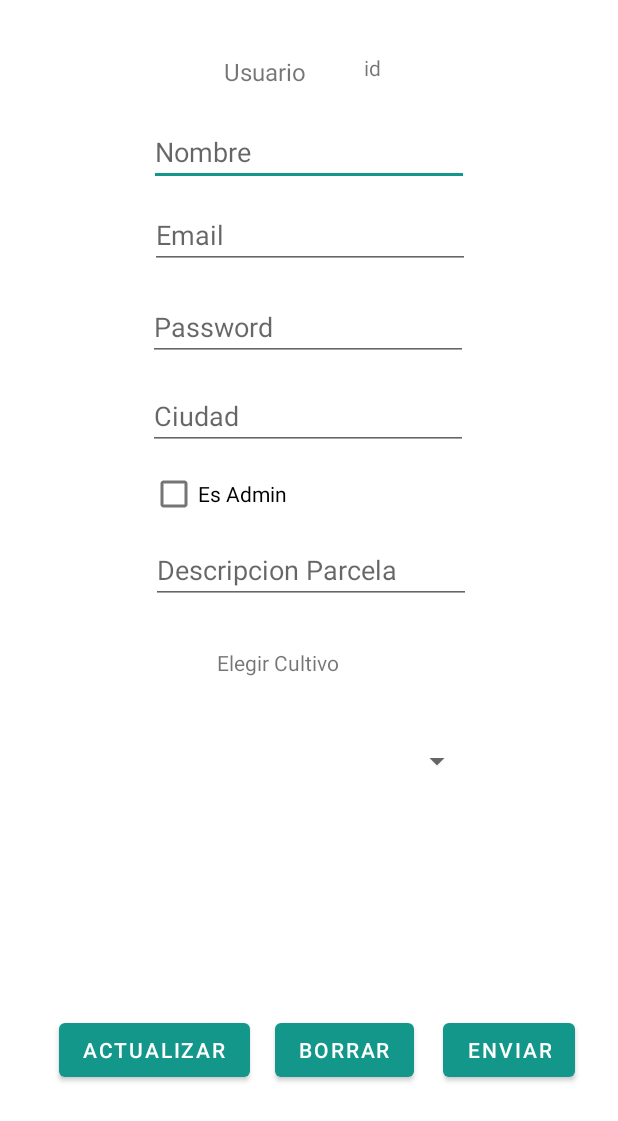
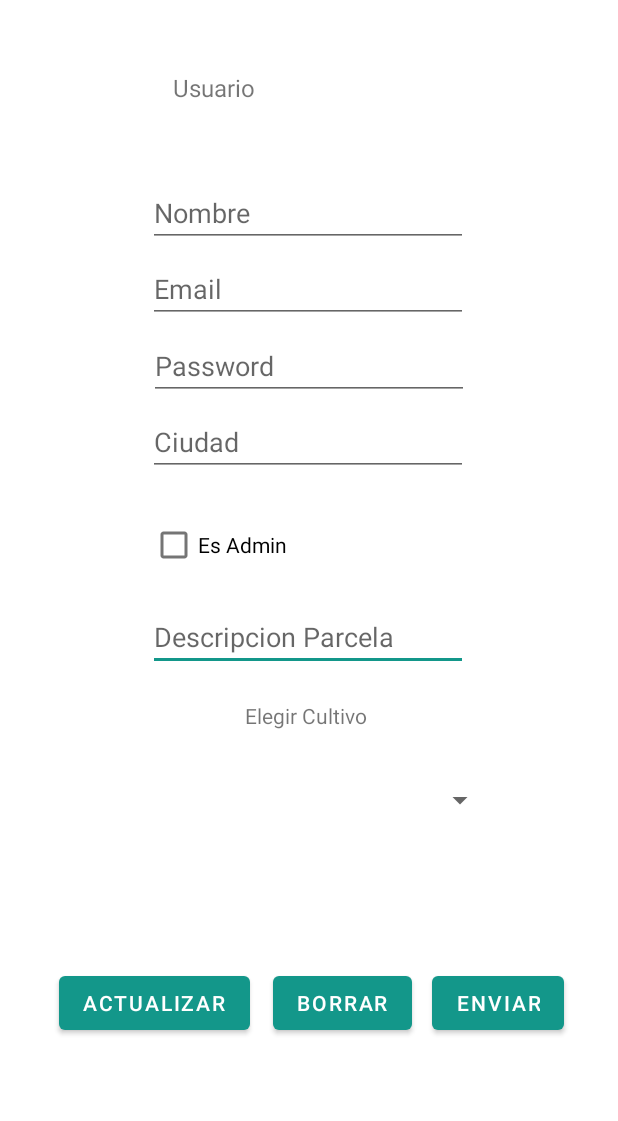
Before and after one commit to AlexTeper99/ReeGoAndroid, an Android app: the layout fragment_single_user.xml on its own in the app's theme, with its tools: preview values and no code run, on a phone screen of 412 x 824 dp. Shown: the top 1121 px of the screen. Run offline under Robolectric (Android 15) with nearby library versions, the phone set to English and light mode, and no system bars.

Commit message:
user fragment fixes

```diff
--- a/app/src/main/java/com/example/reegoandroid/fragments/SingleUserFragment.kt
+++ b/app/src/main/java/com/example/reegoandroid/fragments/SingleUserFragment.kt
@@ -88,6 +88,8 @@ class SingleUserFragment : Fragment() {
         txtEmail.text     = userEmail
         txtPassword.text  = userPass
         txtCity.text      = plotCity
+
+//        txtIsAdmin.isVisible = false
         txtIsAdmin.isChecked = userIsAdmin
 
         txtPlotDesc.text = userPlotDesc
@@ -114,9 +116,9 @@ class SingleUserFragment : Fragment() {
             var userEmail   = txtEmail.text.toString()
             var userPass    = txtPassword.text.toString()
             var userIsAdmin = txtIsAdmin.isChecked
+            //var userIsAdmin = false
             var plotCity    = txtCity.text.toString()
             var plotDesc    = txtPlotDesc.text.toString()
-            // var cropType    = txtAutocompleteCropType.text.toString()
             var cropType    = cropSpinner.selectedItem.toString()
 
             singleUserViewModel.createUser(
@@ -139,6 +141,7 @@ class SingleUserFragment : Fragment() {
             var userEmail   = txtEmail.text.toString()
             var userPass    = txtPassword.text.toString()
             var userIsAdmin = txtIsAdmin.isChecked
+//            var userIsAdmin = true
             var plotCity    = txtCity.text.toString()
             var plotDesc    = txtPlotDesc.text.toString()
             var cropType    = cropSpinner.selectedItem.toString()
--- a/app/src/main/res/layout/activity_main.xml
+++ b/app/src/main/res/layout/activity_main.xml
@@ -27,7 +27,7 @@
     <com.google.android.material.bottomnavigation.BottomNavigationView
         android:id="@+id/bottomNav"
         android:layout_width="410dp"
-        android:layout_height="87dp"
+        android:layout_height="60dp"
         app:layout_constraintBottom_toBottomOf="parent"
         app:layout_constraintEnd_toEndOf="parent"
         app:layout_constraintStart_toStartOf="parent"
--- a/app/src/main/res/layout/fragment_single_user.xml
+++ b/app/src/main/res/layout/fragment_single_user.xml
@@ -7,22 +7,68 @@
     android:layout_height="match_parent"
     tools:context=".fragments.SingleUserFragment">
 
+    <Button
+        android:id="@+id/createNewUserBtn"
+        android:layout_width="wrap_content"
+        android:layout_height="wrap_content"
+        android:text="Enviar"
+        app:layout_constraintBottom_toBottomOf="parent"
+        app:layout_constraintEnd_toEndOf="parent"
+        app:layout_constraintHorizontal_bias="0.888"
+        app:layout_constraintStart_toStartOf="parent"
+        app:layout_constraintTop_toTopOf="parent"
+        app:layout_constraintVertical_bias="0.831" />
+
+    <Button
+        android:id="@+id/updateUserBtn"
+        android:layout_width="wrap_content"
+        android:layout_height="wrap_content"
+        android:text="Actualizar"
+        app:layout_constraintBottom_toBottomOf="parent"
+        app:layout_constraintEnd_toEndOf="parent"
+        app:layout_constraintHorizontal_bias="0.138"
+        app:layout_constraintStart_toStartOf="parent"
+        app:layout_constraintTop_toTopOf="parent"
+        app:layout_constraintVertical_bias="0.831" />
+
+    <Button
+        android:id="@+id/deleteUserBtn"
+        android:layout_width="wrap_content"
+        android:layout_height="wrap_content"
+        android:text="Borrar"
+        app:layout_constraintBottom_toBottomOf="parent"
+        app:layout_constraintEnd_toEndOf="parent"
+        app:layout_constraintHorizontal_bias="0.57"
+        app:layout_constraintStart_toStartOf="parent"
+        app:layout_constraintTop_toTopOf="parent"
+        app:layout_constraintVertical_bias="0.831" />
+
     <TextView
         android:id="@+id/txtSingleUserTitle"
-        android:layout_width="wrap_content"
-        android:layout_height="22dp"
-        android:layout_marginStart="147dp"
-        android:layout_marginTop="32dp"
-        android:layout_marginEnd="147dp"
-        android:layout_marginBottom="16dp"
+        android:layout_width="87dp"
+        android:layout_height="25dp"
         android:text="Usuario"
         android:textSize="16sp"
-        app:layout_constraintBottom_toTopOf="@+id/editTextUserName"
+        app:layout_constraintBottom_toBottomOf="parent"
         app:layout_constraintEnd_toEndOf="parent"
-        app:layout_constraintHorizontal_bias="0.031"
+        app:layout_constraintHorizontal_bias="0.355"
         app:layout_constraintStart_toStartOf="parent"
         app:layout_constraintTop_toTopOf="parent"
-        app:layout_constraintVertical_bias="1.0" />
+        app:layout_constraintVertical_bias="0.059" />
+
+    <EditText
+        android:id="@+id/editTextPlotDescription"
+        android:layout_width="wrap_content"
+        android:layout_height="wrap_content"
+        android:ems="10"
+        android:hint="Descripcion Parcela"
+        android:inputType="textPersonName"
+        app:layout_constraintBottom_toBottomOf="parent"
+        app:layout_constraintEnd_toEndOf="parent"
+        app:layout_constraintHorizontal_bias="0.497"
+        app:layout_constraintStart_toStartOf="parent"
+        app:layout_constraintTop_toTopOf="parent"
+        app:layout_constraintVertical_bias="0.516" />
 
     <EditText
         android:id="@+id/editTextUserName"
@@ -32,161 +78,89 @@
         android:hint="Nombre"
         android:inputType="textPersonName"
         android:minHeight="28dp"
-        app:layout_constraintBottom_toTopOf="@+id/editTextUserEmail"
+        app:layout_constraintBottom_toBottomOf="parent"
         app:layout_constraintEnd_toEndOf="parent"
+        app:layout_constraintHorizontal_bias="0.497"
         app:layout_constraintStart_toStartOf="parent"
-        app:layout_constraintTop_toBottomOf="@+id/txtSingleUserTitle" />
+        app:layout_constraintTop_toTopOf="parent"
+        app:layout_constraintVertical_bias="0.153" />
 
     <EditText
         android:id="@+id/editTextUserEmail"
         android:layout_width="wrap_content"
         android:layout_height="wrap_content"
-        android:layout_marginTop="5dp"
-        android:layout_marginBottom="12dp"
         android:ems="10"
         android:hint="Email"
         android:inputType="textEmailAddress"
         android:minHeight="28dp"
-        app:layout_constraintBottom_toTopOf="@+id/editTextUserPassword"
+        app:layout_constraintBottom_toBottomOf="parent"
         app:layout_constraintEnd_toEndOf="parent"
-        app:layout_constraintHorizontal_bias="0.502"
+        app:layout_constraintHorizontal_bias="0.497"
         app:layout_constraintStart_toStartOf="parent"
-        app:layout_constraintTop_toBottomOf="@+id/editTextUserName" />
+        app:layout_constraintTop_toTopOf="parent"
+        app:layout_constraintVertical_bias="0.218" />
 
     <EditText
         android:id="@+id/editTextUserPassword"
         android:layout_width="wrap_content"
         android:layout_height="wrap_content"
-        android:layout_marginBottom="9dp"
         android:autoText="false"
         android:ems="10"
         android:hint="Password"
         android:inputType="textPassword"
         android:minHeight="28dp"
-        app:layout_constraintBottom_toTopOf="@+id/editTextCity"
+        app:layout_constraintBottom_toBottomOf="parent"
         app:layout_constraintEnd_toEndOf="parent"
-        app:layout_constraintHorizontal_bias="0.495"
         app:layout_constraintStart_toStartOf="parent"
-        app:layout_constraintTop_toBottomOf="@+id/editTextUserEmail" />
+        app:layout_constraintTop_toTopOf="parent"
+        app:layout_constraintVertical_bias="0.284" />
 
     <EditText
         android:id="@+id/editTextCity"
         android:layout_width="wrap_content"
         android:layout_height="wrap_content"
-        android:layout_marginBottom="1dp"
         android:ems="10"
         android:hint="Ciudad"
         android:inputType="text"
         android:minHeight="28dp"
-        app:layout_constraintBottom_toTopOf="@+id/userIsAdminCheckbox"
+        app:layout_constraintBottom_toBottomOf="parent"
         app:layout_constraintEnd_toEndOf="parent"
-        app:layout_constraintHorizontal_bias="0.495"
+        app:layout_constraintHorizontal_bias="0.497"
         app:layout_constraintStart_toStartOf="parent"
-        app:layout_constraintTop_toBottomOf="@+id/editTextUserPassword" />
+        app:layout_constraintTop_toTopOf="parent"
+        app:layout_constraintVertical_bias="0.349" />
 
     <CheckBox
         android:id="@+id/userIsAdminCheckbox"
         android:layout_width="wrap_content"
         android:layout_height="wrap_content"
-        android:layout_marginBottom="8dp"
         android:text="Es Admin"
-        app:layout_constraintBottom_toTopOf="@+id/editTextPlotDescription"
+        app:layout_constraintBottom_toBottomOf="parent"
         app:layout_constraintEnd_toEndOf="parent"
         app:layout_constraintHorizontal_bias="0.312"
         app:layout_constraintStart_toStartOf="parent"
-        app:layout_constraintTop_toBottomOf="@+id/editTextCity" />
-
-    <Button
-        android:id="@+id/createNewUserBtn"
-        android:layout_width="wrap_content"
-        android:layout_height="wrap_content"
-        android:layout_marginStart="19dp"
-        android:layout_marginEnd="25dp"
-        android:layout_marginBottom="100dp"
-        android:text="Enviar"
-        app:layout_constraintBottom_toBottomOf="parent"
-        app:layout_constraintEnd_toEndOf="parent"
-        app:layout_constraintHorizontal_bias="0.0"
-        app:layout_constraintStart_toEndOf="@+id/deleteUserBtn" />
-
-    <Button
-        android:id="@+id/updateUserBtn"
-        android:layout_width="wrap_content"
-        android:layout_height="wrap_content"
-        android:layout_marginBottom="100dp"
-        android:text="Actualizar"
-        app:layout_constraintBottom_toBottomOf="parent"
-        app:layout_constraintEnd_toEndOf="parent"
-        app:layout_constraintHorizontal_bias="0.138"
-        app:layout_constraintStart_toStartOf="parent" />
-
-    <Button
-        android:id="@+id/deleteUserBtn"
-        android:layout_width="wrap_content"
-        android:layout_height="wrap_content"
-        android:layout_marginStart="16dp"
-        android:layout_marginBottom="100dp"
-        android:text="Borrar"
-        app:layout_constraintBottom_toBottomOf="parent"
-        app:layout_constraintEnd_toEndOf="parent"
-        app:layout_constraintHorizontal_bias="0.007"
-        app:layout_constraintStart_toEndOf="@+id/updateUserBtn" />
-
-    <TextView
-        android:id="@+id/txtUserIdSingleUser"
-        android:layout_width="wrap_content"
-        android:layout_height="wrap_content"
-        android:layout_marginStart="40dp"
-        android:layout_marginTop="35dp"
-        android:layout_marginEnd="158dp"
-        android:layout_marginBottom="24dp"
-        android:text="id"
-        app:layout_constraintBottom_toTopOf="@+id/editTextUserName"
-        app:layout_constraintEnd_toEndOf="parent"
-        app:layout_constraintHorizontal_bias="1.0"
-        app:layout_constraintStart_toEndOf="@+id/txtSingleUserTitle"
-        app:layout_constraintTop_toTopOf="parent" />
-
-    <EditText
-        android:id="@+id/editTextPlotDescription"
-        android:layout_width="wrap_content"
-        android:layout_height="wrap_content"
-        android:layout_marginStart="102dp"
-        android:layout_marginTop="4dp"
-        android:layout_marginEnd="100dp"
-        android:ems="10"
-        android:hint="Descripcion Parcela"
-        android:inputType="textPersonName"
-        app:layout_constraintEnd_toEndOf="parent"
-        app:layout_constraintStart_toStartOf="parent"
-        app:layout_constraintTop_toBottomOf="@+id/userIsAdminCheckbox" />
+        app:layout_constraintTop_toTopOf="parent"
+        app:layout_constraintVertical_bias="0.437" />
 
     <Spinner
         android:id="@+id/cropTypeSpinner"
         android:layout_width="249dp"
         android:layout_height="46dp"
-        android:layout_marginStart="150dp"
-        android:layout_marginTop="36dp"
-        android:layout_marginEnd="100dp"
-        android:layout_marginBottom="99dp"
-        app:layout_constraintBottom_toTopOf="@+id/createNewUserBtn"
+        app:layout_constraintBottom_toBottomOf="parent"
         app:layout_constraintEnd_toEndOf="parent"
-        app:layout_constraintHorizontal_bias="0.962"
         app:layout_constraintStart_toStartOf="parent"
-        app:layout_constraintTop_toBottomOf="@+id/editTextPlotDescription" />
+        app:layout_constraintTop_toTopOf="parent"
+        app:layout_constraintVertical_bias="0.656" />
 
     <TextView
         android:id="@+id/textView"
-        android:layout_width="wrap_content"
-        android:layout_height="wrap_content"
-        android:layout_marginStart="173dp"
-        android:layout_marginTop="8dp"
-        android:layout_marginEnd="215dp"
-        android:layout_marginBottom="12dp"
+        android:layout_width="85dp"
+        android:layout_height="22dp"
         android:text="Elegir Cultivo"
-        app:layout_constraintBottom_toTopOf="@+id/cropTypeSpinner"
+        app:layout_constraintBottom_toBottomOf="parent"
         app:layout_constraintEnd_toEndOf="parent"
         app:layout_constraintStart_toStartOf="parent"
-        app:layout_constraintTop_toBottomOf="@+id/editTextPlotDescription" />
+        app:layout_constraintTop_toTopOf="parent"
+        app:layout_constraintVertical_bias="0.583" />
 
 </androidx.constraintlayout.widget.ConstraintLayout>
```
Also changed, not shown: app/src/main/res/layout/fragment_backoffice.xml (+40 -47 lines).
